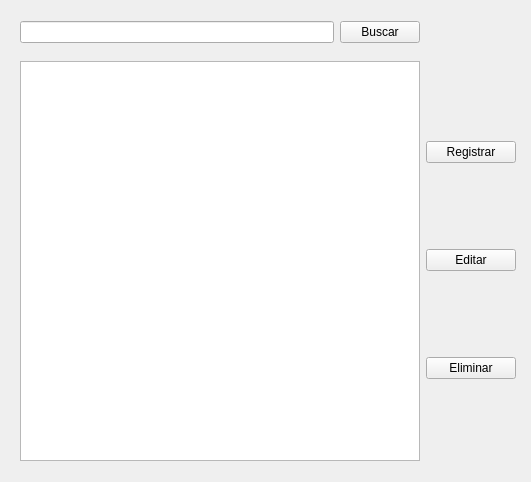
javierocrono/Proyecto-FInal-TC-Software, file View/MedicosForm.ui: the form before one commit.
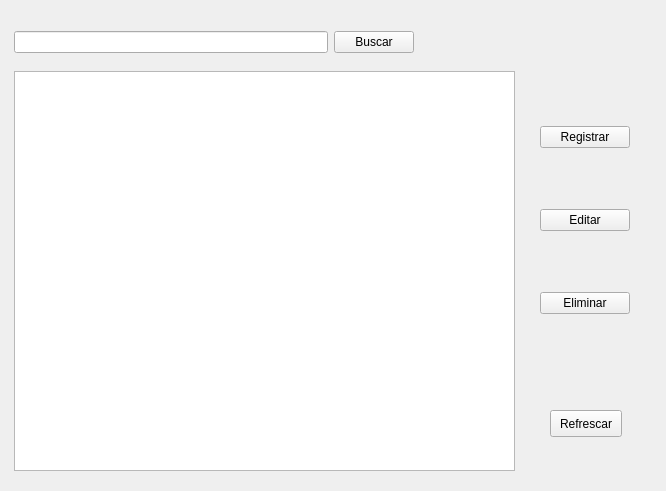
The form after the commit.

Commit message: Solo Falta mostrar numero de Horas en medicos y pacientes

Patch:
```diff
--- a/View/MedicosForm.ui
+++ b/View/MedicosForm.ui
@@ -6,8 +6,8 @@
    <rect>
     <x>0</x>
     <y>0</y>
-    <width>531</width>
-    <height>482</height>
+    <width>666</width>
+    <height>491</height>
    </rect>
   </property>
   <property name="windowTitle">
@@ -16,9 +16,9 @@
   <widget class="QTableView" name="tblview_medicos">
    <property name="geometry">
     <rect>
-     <x>20</x>
-     <y>61</y>
-     <width>400</width>
+     <x>14</x>
+     <y>71</y>
+     <width>501</width>
      <height>400</height>
     </rect>
    </property>
@@ -32,8 +32,8 @@
   <widget class="QWidget" name="widget_2" native="true">
    <property name="geometry">
     <rect>
-     <x>20</x>
-     <y>10</y>
+     <x>14</x>
+     <y>20</y>
      <width>400</width>
      <height>45</height>
     </rect>
@@ -60,16 +60,16 @@
   <widget class="QWidget" name="widget" native="true">
    <property name="geometry">
     <rect>
-     <x>426</x>
-     <y>61</y>
+     <x>540</x>
+     <y>71</y>
      <width>90</width>
-     <height>400</height>
+     <height>301</height>
     </rect>
    </property>
    <property name="minimumSize">
     <size>
-     <width>90</width>
-     <height>400</height>
+     <width>0</width>
+     <height>0</height>
     </size>
    </property>
    <layout class="QGridLayout" name="gridLayout">
@@ -96,6 +96,19 @@
     </item>
    </layout>
   </widget>
+  <widget class="QPushButton" name="btn_refrescar">
+   <property name="geometry">
+    <rect>
+     <x>550</x>
+     <y>410</y>
+     <width>72</width>
+     <height>27</height>
+    </rect>
+   </property>
+   <property name="text">
+    <string>Refrescar</string>
+   </property>
+  </widget>
  </widget>
  <resources/>
  <connections/>
```
The commit also changes 39 other files.
